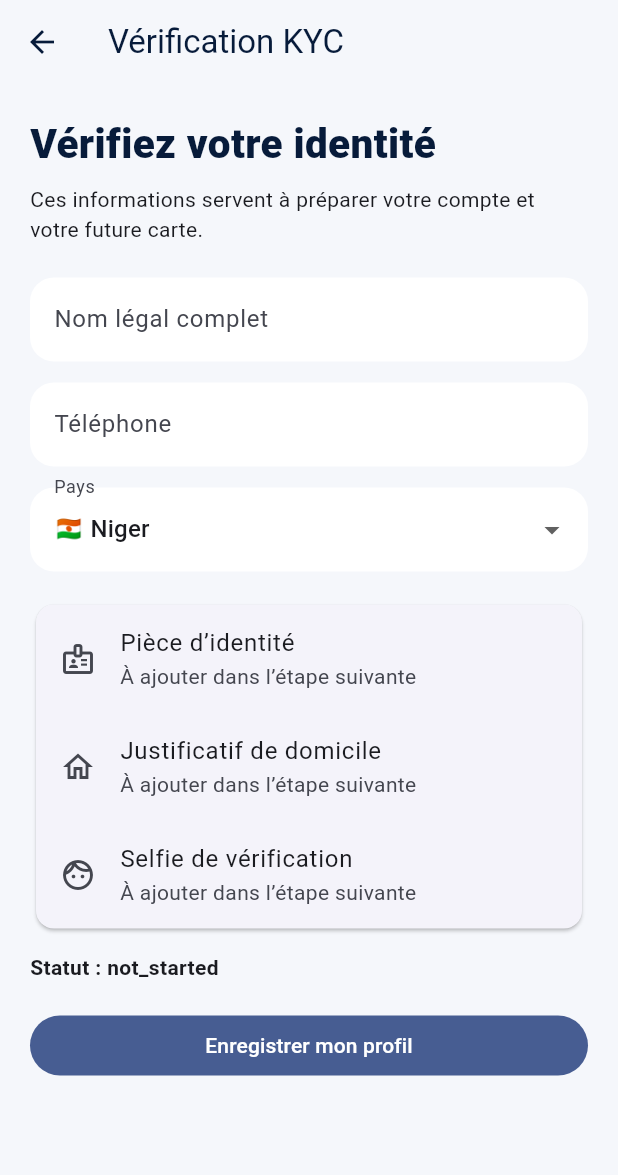
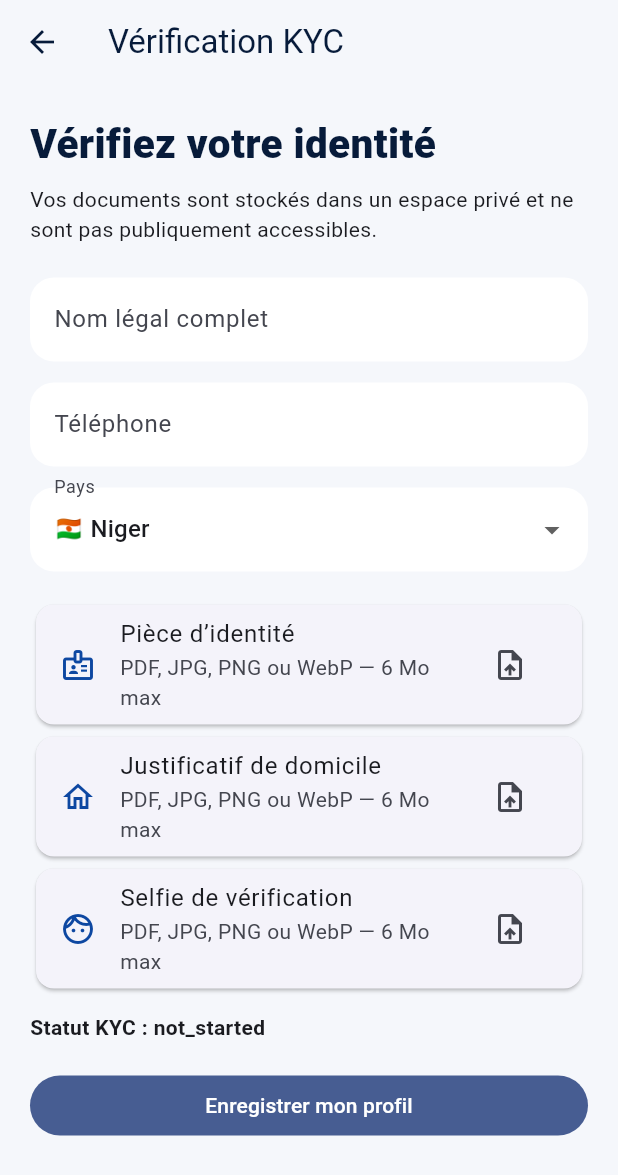
Before and after one commit to mabdourahamane886-lang/bickri-card, a Flutter app: the KycPage screen opened directly, on a phone screen of 412 x 824 dp. Shown: the top 1175 px of the screen. Run offline on Flutter 3.47's test engine with Material 3 defaults, Android fonts, the phone set to English and light mode, and no system bars; our stand-ins replace file_picker, supabase_flutter; accounts and stored records are empty.

Commit message:
feat: implement secure KYC document uploads

```diff
--- a/mobile/lib/features/kyc/kyc_page.dart
+++ b/mobile/lib/features/kyc/kyc_page.dart
@@ -1,3 +1,4 @@
+import 'package:file_picker/file_picker.dart';
 import 'package:flutter/material.dart';
 import 'package:supabase_flutter/supabase_flutter.dart';
 import '../../core/services/bickri_card_api.dart';
@@ -11,28 +12,80 @@ class _KycPageState extends State<KycPage> {
   final name = TextEditingController();
   final phone = TextEditingController();
   String country = 'NE';
+  String status = 'not_started';
   bool saving = false;
-  String status = 'not_started';
+  final Map<String, String> uploaded = {};
 
-  Future<void> save() async {
+  Future<void> saveProfile() async {
     setState(() => saving = true);
     try {
       final result = await BickriCardApi(Supabase.instance.client).saveProfile(
         legalName: name.text.trim(), phone: phone.text.trim(), countryCode: country);
       setState(() => status = (result['profile']?['kyc_status'] ?? 'pending').toString());
-      if (mounted) ScaffoldMessenger.of(context).showSnackBar(
-        const SnackBar(content: Text('Profil enregistré. Vous pouvez poursuivre la vérification.')));
+      if (mounted) ScaffoldMessenger.of(context).showSnackBar(const SnackBar(content: Text('Profil KYC enregistré.')));
     } catch (e) {
       if (mounted) ScaffoldMessenger.of(context).showSnackBar(SnackBar(content: Text('Erreur: $e')));
     } finally { if (mounted) setState(() => saving = false); }
   }
 
-  @override Widget build(BuildContext context) => Scaffold(
+  Future<void> pickAndUpload(String documentType) async {
+    final user = Supabase.instance.client.auth.currentUser;
+    if (user == null) return;
+    final file = await FilePicker.pickFile(
+      type: FileType.custom,
+      allowedExtensions: ['jpg', 'jpeg', 'png', 'webp', 'pdf'],
+    );
+    if (file == null) return;
+    final length = await file.length();
+    if (length == null || length > 6 * 1024 * 1024) {
+      if (mounted) ScaffoldMessenger.of(context).showSnackBar(const SnackBar(content: Text('Fichier trop volumineux. Maximum: 6 Mo.')));
+      return;
+    }
+    final ext = (file.extension ?? 'bin').toLowerCase();
+    final path = user.id + '/' + documentType + '/' + DateTime.now().millisecondsSinceEpoch.toString() + '.' + ext;
+    try {
+      final bytes = await file.readAsBytes();
+      await Supabase.instance.client.storage.from('bickri-kyc').uploadBinary(
+        path, bytes, fileOptions: FileOptions(contentType: _mime(ext), upsert: false));
+      await Supabase.instance.client.from('bickri_kyc_documents').insert({
+        'user_id': user.id, 'document_type': documentType, 'storage_path': path, 'status': 'pending',
+      });
+      setState(() => uploaded[documentType] = path);
+      if (mounted) ScaffoldMessenger.of(context).showSnackBar(SnackBar(content: Text(documentType + ' envoyé de façon sécurisée.')));
+    } catch (e) {
+      if (mounted) ScaffoldMessenger.of(context).showSnackBar(SnackBar(content: Text('Échec de l’envoi: $e')));
+    }
+  }
+
+  String _mime(String ext) {
+    switch (ext) {
+      case 'pdf': return 'application/pdf';
+      case 'png': return 'image/png';
+      case 'webp': return 'image/webp';
+      default: return 'image/jpeg';
+    }
+  }
+
+  Widget documentButton(String type, String label, IconData icon) {
+    final done = uploaded.containsKey(type);
+    return Card(child: ListTile(
+      leading: Icon(icon, color: done ? Colors.green : AppTheme.blue),
+      title: Text(label),
+      subtitle: Text(done ? 'Document envoyé — en attente de vérification' : 'PDF, JPG, PNG ou WebP — 6 Mo max'),
+      trailing: IconButton(
+        icon: Icon(done ? Icons.check_circle : Icons.upload_file),
+        onPressed: () => pickAndUpload(type),
+      ),
+    ));
+  }
+
+  @override
+  Widget build(BuildContext context) => Scaffold(
     appBar: AppBar(title: const Text('Vérification KYC')),
     body: ListView(padding: const EdgeInsets.all(20), children: [
       const Text('Vérifiez votre identité', style: TextStyle(fontSize: 27, fontWeight: FontWeight.w900, color: AppTheme.navy)),
       const SizedBox(height: 8),
-      const Text('Ces informations servent à préparer votre compte et votre future carte.'),
+      const Text('Vos documents sont stockés dans un espace privé et ne sont pas publiquement accessibles.'),
       const SizedBox(height: 22),
       TextField(controller: name, decoration: const InputDecoration(labelText: 'Nom légal complet')),
       const SizedBox(height: 14),
@@ -45,15 +98,13 @@ class _KycPageState extends State<KycPage> {
         onChanged: (v) => setState(() => country = v ?? 'NE'),
       ),
       const SizedBox(height: 18),
-      Card(child: Column(children: [
-        ListTile(leading: const Icon(Icons.badge_outlined), title: const Text('Pièce d’identité'), subtitle: const Text('À ajouter dans l’étape suivante')),
-        ListTile(leading: const Icon(Icons.home_outlined), title: const Text('Justificatif de domicile'), subtitle: const Text('À ajouter dans l’étape suivante')),
-        ListTile(leading: const Icon(Icons.face_outlined), title: const Text('Selfie de vérification'), subtitle: const Text('À ajouter dans l’étape suivante')),
-      ])),
+      documentButton('national_id', 'Pièce d’identité', Icons.badge_outlined),
+      documentButton('proof_of_address', 'Justificatif de domicile', Icons.home_outlined),
+      documentButton('selfie', 'Selfie de vérification', Icons.face_outlined),
       const SizedBox(height: 12),
-      Text('Statut : $status', style: const TextStyle(fontWeight: FontWeight.bold)),
+      Text('Statut KYC : $status', style: const TextStyle(fontWeight: FontWeight.bold)),
       const SizedBox(height: 18),
-      FilledButton(onPressed: saving ? null : save, child: Text(saving ? 'Enregistrement…' : 'Enregistrer mon profil')),
+      FilledButton(onPressed: saving ? null : saveProfile, child: Text(saving ? 'Enregistrement…' : 'Enregistrer mon profil')),
     ]),
   );
 }
```
